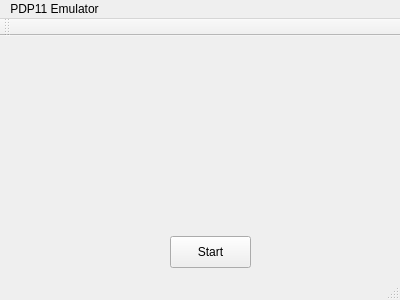
Qt form PDP/emulatorwindow.ui (gitluup/pdp11) before a commit.
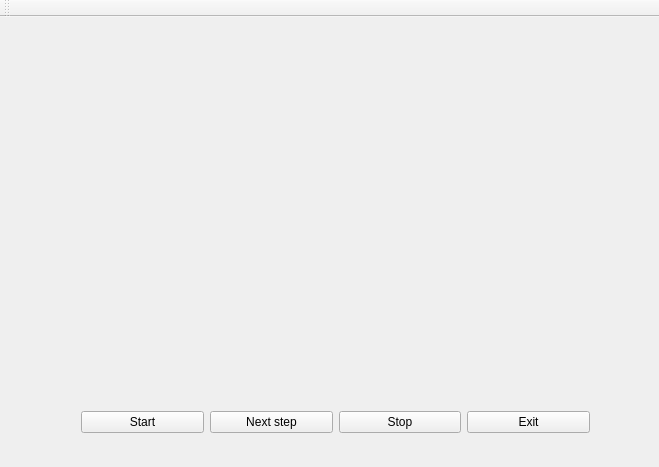
The same form after that commit.

Commit message: First buttons implemented

```diff
--- a/PDP/emulatorwindow.ui
+++ b/PDP/emulatorwindow.ui
@@ -6,44 +6,55 @@
    <rect>
     <x>0</x>
     <y>0</y>
-    <width>400</width>
-    <height>300</height>
+    <width>659</width>
+    <height>467</height>
    </rect>
   </property>
   <property name="windowTitle">
    <string>EmulatorWindow</string>
   </property>
   <widget class="QWidget" name="centralWidget">
-   <widget class="QPushButton" name="startButton">
+   <widget class="QWidget" name="horizontalLayoutWidget">
     <property name="geometry">
      <rect>
-      <x>170</x>
-      <y>200</y>
-      <width>81</width>
-      <height>32</height>
+      <x>70</x>
+      <y>380</y>
+      <width>531</width>
+      <height>51</height>
      </rect>
     </property>
-    <property name="text">
-     <string>Start</string>
-    </property>
+    <layout class="QHBoxLayout" name="horizontalLayout">
+     <item>
+      <widget class="QPushButton" name="startButton">
+       <property name="text">
+        <string>Start</string>
+       </property>
+      </widget>
+     </item>
+     <item>
+      <widget class="QPushButton" name="nextButton">
+       <property name="text">
+        <string>Next step</string>
+       </property>
+      </widget>
+     </item>
+     <item>
+      <widget class="QPushButton" name="pushButton_3">
+       <property name="text">
+        <string>Stop</string>
+       </property>
+      </widget>
+     </item>
+     <item>
+      <widget class="QPushButton" name="exitButton">
+       <property name="text">
+        <string>Exit</string>
+       </property>
+      </widget>
+     </item>
+    </layout>
    </widget>
   </widget>
-  <widget class="QMenuBar" name="menuBar">
-   <property name="geometry">
-    <rect>
-     <x>0</x>
-     <y>0</y>
-     <width>400</width>
-     <height>22</height>
-    </rect>
-   </property>
-   <widget class="QMenu" name="menuPDP11_Emulator">
-    <property name="title">
-     <string>PDP11 Emulator</string>
-    </property>
-   </widget>
-   <addaction name="menuPDP11_Emulator"/>
-  </widget>
   <widget class="QToolBar" name="mainToolBar">
    <attribute name="toolBarArea">
     <enum>TopToolBarArea</enum>
@@ -52,7 +63,6 @@
     <bool>false</bool>
    </attribute>
   </widget>
-  <widget class="QStatusBar" name="statusBar"/>
  </widget>
  <layoutdefault spacing="6" margin="11"/>
  <resources/>
```
The commit also changes 5 other files.
